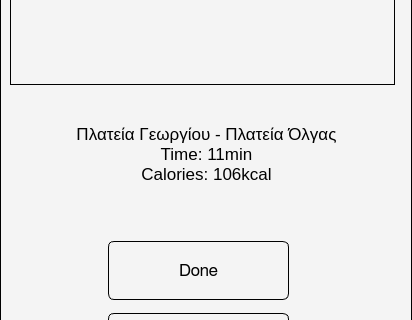
The window that ui/route_result_screen.ui (SWE-Project-Org/SWE-Project) describes before a commit, drawn with Qt 5; both pictures show x 0 to 412 and y 400 to 720 of the 412 by 917 pixel window.
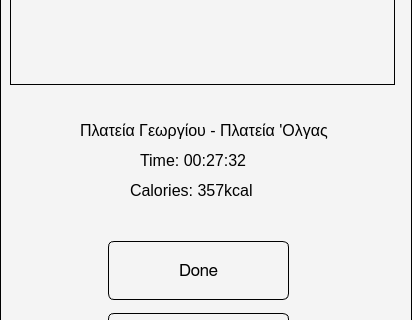
The same window after the commit.

Commit message: Changes in screen files, script to create ui_py files

Patch:
```diff
--- a/ui/route_result_screen.ui
+++ b/ui/route_result_screen.ui
@@ -16,33 +16,6 @@
   <property name="styleSheet">
    <string notr="true">background-color: #f4f4f4; border: 1px solid #000000;</string>
   </property>
-  <widget class="QTextBrowser" name="textBrowser">
-   <property name="geometry">
-    <rect>
-     <x>61</x>
-     <y>520</y>
-     <width>291</width>
-     <height>91</height>
-    </rect>
-   </property>
-   <property name="styleSheet">
-    <string notr="true">border: 0; 
-color: #000000
-;</string>
-   </property>
-   <property name="html">
-    <string>&lt;!DOCTYPE HTML PUBLIC &quot;-//W3C//DTD HTML 4.0//EN&quot; &quot;http://www.w3.org/TR/REC-html40/strict.dtd&quot;&gt;
-&lt;html&gt;&lt;head&gt;&lt;meta name=&quot;qrichtext&quot; content=&quot;1&quot; /&gt;&lt;meta charset=&quot;utf-8&quot; /&gt;&lt;style type=&quot;text/css&quot;&gt;
-p, li { white-space: pre-wrap; }
-hr { height: 1px; border-width: 0; }
-li.unchecked::marker { content: &quot;\2610&quot;; }
-li.checked::marker { content: &quot;\2612&quot;; }
-&lt;/style&gt;&lt;/head&gt;&lt;body style=&quot; font-family:'Noto Sans'; font-size:10pt; font-weight:400; font-style:normal;&quot;&gt;
-&lt;p align=&quot;center&quot; style=&quot; margin-top:0px; margin-bottom:0px; margin-left:0px; margin-right:0px; -qt-block-indent:0; text-indent:0px;&quot;&gt;&lt;span style=&quot; font-size:13pt;&quot;&gt;Πλατεία Γεωργίου - Πλατεία Όλγας&lt;/span&gt;&lt;/p&gt;
-&lt;p align=&quot;center&quot; style=&quot; margin-top:0px; margin-bottom:0px; margin-left:0px; margin-right:0px; -qt-block-indent:0; text-indent:0px;&quot;&gt;&lt;span style=&quot; font-size:13pt;&quot;&gt;Time: 11min&lt;/span&gt;&lt;/p&gt;
-&lt;p align=&quot;center&quot; style=&quot; margin-top:0px; margin-bottom:0px; margin-left:0px; margin-right:0px; -qt-block-indent:0; text-indent:0px;&quot;&gt;&lt;span style=&quot; font-size:13pt;&quot;&gt;Calories: 106kcal&lt;/span&gt;&lt;/p&gt;&lt;/body&gt;&lt;/html&gt;</string>
-   </property>
-  </widget>
   <widget class="QPushButton" name="pushButton_8">
    <property name="geometry">
     <rect>
@@ -150,6 +123,72 @@
     <string>Done</string>
    </property>
   </widget>
+  <widget class="QLabel" name="label_4">
+   <property name="geometry">
+    <rect>
+     <x>80</x>
+     <y>510</y>
+     <width>261</width>
+     <height>41</height>
+    </rect>
+   </property>
+   <property name="font">
+    <font>
+     <pointsize>12</pointsize>
+    </font>
+   </property>
+   <property name="styleSheet">
+    <string notr="true">color: black;
+border: 0;</string>
+   </property>
+   <property name="text">
+    <string>Πλατεία Γεωργίου - Πλατεία 'Ολγας</string>
+   </property>
+  </widget>
+  <widget class="QLabel" name="label_5">
+   <property name="geometry">
+    <rect>
+     <x>140</x>
+     <y>540</y>
+     <width>111</width>
+     <height>41</height>
+    </rect>
+   </property>
+   <property name="font">
+    <font>
+     <pointsize>12</pointsize>
+    </font>
+   </property>
+   <property name="styleSheet">
+    <string notr="true">color: black;
+border: 0;</string>
+   </property>
+   <property name="text">
+    <string>Time: 00:27:32</string>
+   </property>
+  </widget>
+  <widget class="QLabel" name="label_6">
+   <property name="geometry">
+    <rect>
+     <x>130</x>
+     <y>570</y>
+     <width>131</width>
+     <height>41</height>
+    </rect>
+   </property>
+   <property name="font">
+    <font>
+     <pointsize>12</pointsize>
+    </font>
+   </property>
+   <property name="styleSheet">
+    <string notr="true">color: black;
+border: 0;</string>
+   </property>
+   <property name="text">
+    <string>Calories: 357kcal</string>
+   </property>
+  </widget>
  </widget>
  <resources/>
  <connections/>
```
The commit also changes 25 other files.
